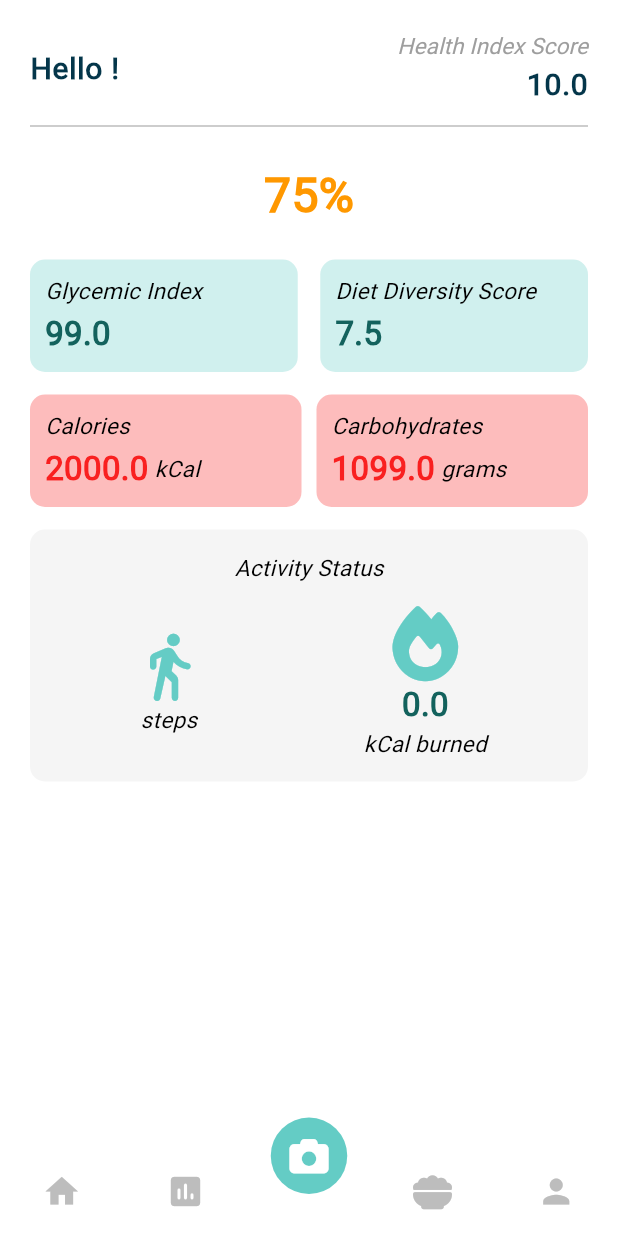
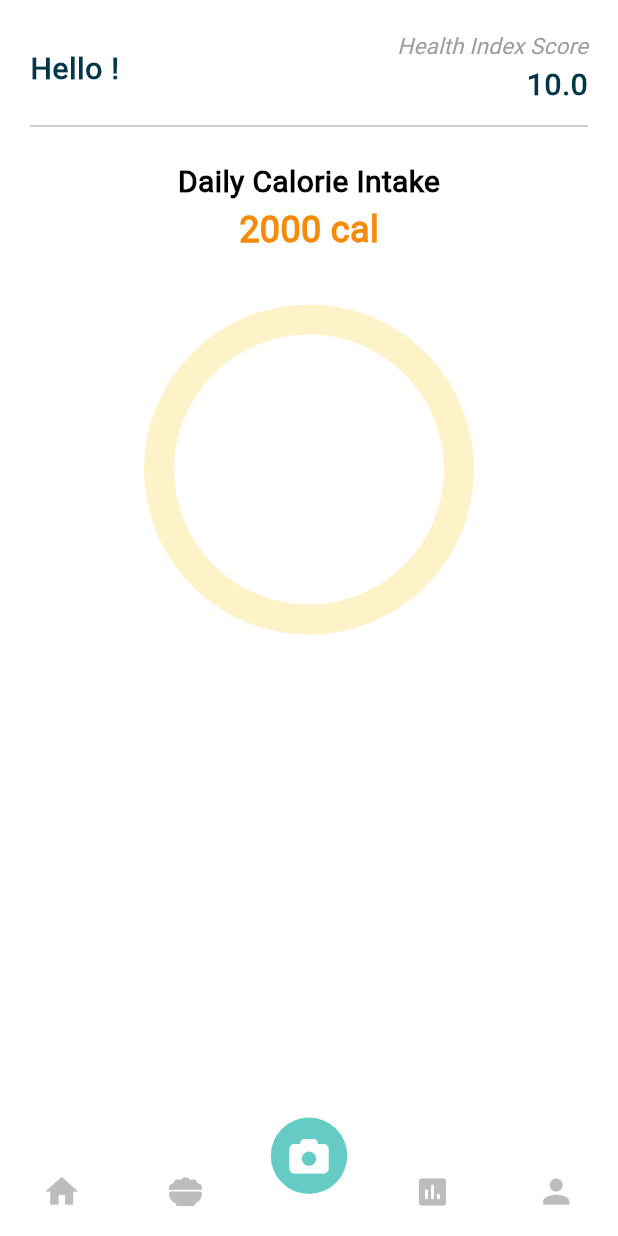
Before and after one commit to lbsomoson/diabuddy, a Flutter app: the BottomNavBar widget shown alone on an empty page, opened directly, on a phone screen of 412 x 824 dp. Run offline on Flutter 3.47's test engine with Material 3 defaults, Android fonts, the phone set to English and light mode, and no system bars; drawn by our look-alikes of persistent_bottom_nav_bar_v2, simple_circular_progress_bar; our stand-ins replace cloud_firestore, connectivity_plus, equatable, firebase_auth, firebase_core, fl_chart and 13 more; missing offline and left inert: flutter_tesseract_ocr, gtext, pytorch_lite, vertical_weight_slider, wheel_slider; accounts and stored records are empty; project files that could hold a hidden picture were left out.

Commit message:
style: change circle progress bar

```diff
--- a/lib/screens/dashboard_screen.dart
+++ b/lib/screens/dashboard_screen.dart
@@ -160,172 +160,117 @@ class _DashboardScreenState extends State<DashboardScreen> {
                 const SizedBox(height: 5),
                 Divider(color: Colors.grey[400]),
                 SizedBox(height: sizedBoxHeight),
-                const SemiCircleProgressBar(title: "Title"),
-                const SizedBox(height: 20),
-                Row(
-                  children: [
-                    const Expanded(child: DashboardWidget(header: "Glycemic Index", value: 99.0)),
-                    SizedBox(width: sizedBoxHeight),
-                    const Expanded(child: DashboardWidget(header: "Diet Diversity Score", value: 7.5)),
-                  ],
-                ),
-                SizedBox(height: sizedBoxHeight),
-                const Row(
-                  children: [
-                    Expanded(child: DashboardWidget(header: "Calories", value: 2000)),
-                    SizedBox(width: 10),
-                    Expanded(child: DashboardWidget(header: "Carbohydrates", value: 1099, caloriesValue: 2000)),
-                  ],
-                ),
-                SizedBox(height: sizedBoxHeight),
-                Container(
-                  padding: const EdgeInsets.all(15),
-                  width: double.infinity,
-                  decoration: BoxDecoration(
-                    borderRadius: BorderRadius.circular(10),
-                    color: Colors.grey[100],
-                  ),
-                  child: Column(
-                    mainAxisAlignment: MainAxisAlignment.center,
-                    children: [
+
                 const Text(
-                        "Activity Status",
+                  "Daily Calorie Intake",
                   style: TextStyle(
-                          color: Colors.black,
-                          fontSize: 15,
-                          fontWeight: FontWeight.w500,
-                          fontStyle: FontStyle.italic,
-                        ),
-                      ),
-                      SizedBox(height: sizedBoxHeight),
-                      Row(
-                        mainAxisAlignment: MainAxisAlignment.spaceAround,
-                        children: [
-                          Column(
-                            children: [
-                              Icon(
-                                Icons.directions_walk_rounded,
-                                size: 50,
-                                color: Theme.of(context).colorScheme.primary,
-                              ),
-                              // Text(_steps,
-                              //     style: const TextStyle(
-                              //       color: Color.fromARGB(255, 19, 98, 93),
-                              //       fontSize: 22,
-                              //     )),
-                              const Text(
-                                "steps",
-                                style: TextStyle(
-                                  fontWeight: FontWeight.w500,
-                                  fontStyle: FontStyle.italic,
-                                  fontSize: 15,
-                                ),
-                              )
-                            ],
-                          ),
-                          Column(
-                            children: [
-                              Icon(
-                                FontAwesomeIcons.fire,
-                                size: 50,
-                                color: Theme.of(context).colorScheme.primary,
-                              ),
-                              Text(
-                                (int.parse(_steps) / 25).toString(),
-                                style: const TextStyle(
-                                  color: Color.fromARGB(255, 19, 98, 93),
-                                  fontSize: 22,
+                    fontSize: 20,
+                    fontWeight: FontWeight.w900,
                   ),
                 ),
                 const Text(
-                                "kCal burned",
+                  "2000 cal",
                   style: TextStyle(
-                                  fontWeight: FontWeight.w500,
-                                  fontStyle: FontStyle.italic,
-                                  fontSize: 15,
-                                ),
-                              )
-                            ],
-                          ),
-                        ],
-                      ),
-                    ],
+                    fontSize: 24,
+                    fontWeight: FontWeight.w900,
+                    color: Color.fromRGBO(247, 139, 8, 1),
                   ),
                 ),
-                SizedBox(height: sizedBoxHeight),
-                // InkWell(
-                //   borderRadius: BorderRadius.circular(15),
-                //   splashColor: const Color.fromRGBO(3, 198, 185, 0.296),
-                //   onTap: () {},
-                //   child: GestureDetector(
-                //     onTap: () => Navigator.pushNamed(context, "/history"),
-                //     child: Container(
-                //       padding: const EdgeInsets.symmetric(
-                //         vertical: 10.0,
-                //         horizontal: 20,
+                const CircleProgressIndicator(
+                  title: "Title",
+                ),
+                // const SizedBox(height: 20),
+                // Row(
+                //   children: [
+                //     const Expanded(child: DashboardWidget(header: "Glycemic Index", value: 99.0)),
+                //     SizedBox(width: sizedBoxHeight),
+                //     const Expanded(child: DashboardWidget(header: "Diet Diversity Score", value: 7.5)),
+                //   ],
+                // ),
+                // SizedBox(height: sizedBoxHeight),
+                // const Row(
+                //   children: [
+                //     Expanded(child: DashboardWidget(header: "Calories", value: 2000)),
+                //     SizedBox(width: 10),
+                //     Expanded(child: DashboardWidget(header: "Carbohydrates", value: 1099, caloriesValue: 2000)),
+                //   ],
+                // ),
+                // SizedBox(height: sizedBoxHeight),
+                // Container(
+                //   padding: const EdgeInsets.all(15),
+                //   width: double.infinity,
+                //   decoration: BoxDecoration(
+                //     borderRadius: BorderRadius.circular(10),
+                //     color: Colors.grey[100],
+                //   ),
+                //   child: Column(
+                //     mainAxisAlignment: MainAxisAlignment.center,
+                //     children: [
+                //       const Text(
+                //         "Activity Status",
+                //         style: TextStyle(
+                //           color: Colors.black,
+                //           fontSize: 15,
+                //           fontWeight: FontWeight.w500,
+                //           fontStyle: FontStyle.italic,
+                //         ),
                 //       ),
-                //       decoration: BoxDecoration(
-                //         border: Border.all(
-                //           color: Colors.grey[300]!,
-                //           width: 2.0,
-                //         ),
-                //         borderRadius: BorderRadius.circular(15),
-                //         color: Colors.transparent,
-                //       ),
-                //       child: Row(
-                //         mainAxisAlignment: MainAxisAlignment.spaceBetween,
+                //       SizedBox(height: sizedBoxHeight),
+                //       Row(
+                //         mainAxisAlignment: MainAxisAlignment.spaceAround,
                 //         children: [
-                //           const TextWidget(
-                //             text: "View statistics",
-                //             style: "bodyMedium",
+                //           Column(
+                //             children: [
+                //               Icon(
+                //                 Icons.directions_walk_rounded,
+                //                 size: 50,
+                //                 color: Theme.of(context).colorScheme.primary,
+                //               ),
+                //               // Text(_steps,
+                //               //     style: const TextStyle(
+                //               //       color: Color.fromARGB(255, 19, 98, 93),
+                //               //       fontSize: 22,
+                //               //     )),
+                //               const Text(
+                //                 "steps",
+                //                 style: TextStyle(
+                //                   fontWeight: FontWeight.w500,
+                //                   fontStyle: FontStyle.italic,
+                //                   fontSize: 15,
+                //                 ),
+                //               )
+                //             ],
                 //           ),
-                //           Icon(
-                //             Icons.keyboard_arrow_right_rounded,
-                //             color: Theme.of(context).colorScheme.primary,
-                //             size: 30,
+                //           Column(
+                //             children: [
+                //               Icon(
+                //                 FontAwesomeIcons.fire,
+                //                 size: 50,
+                //                 color: Theme.of(context).colorScheme.primary,
+                //               ),
+                //               Text(
+                //                 (int.parse(_steps) / 25).toString(),
+                //                 style: const TextStyle(
+                //                   color: Color.fromARGB(255, 19, 98, 93),
+                //                   fontSize: 22,
+                //                 ),
+                //               ),
+                //               const Text(
+                //                 "kCal burned",
+                //                 style: TextStyle(
+                //                   fontWeight: FontWeight.w500,
+                //                   fontStyle: FontStyle.italic,
+                //                   fontSize: 15,
+                //                 ),
+                //               )
+                //             ],
                 //           ),
                 //         ],
                 //       ),
-                //     ),
+                //     ],
                 //   ),
                 // ),
-                // const SizedBox(height: 10),
-                // InkWell(
-                //   borderRadius: BorderRadius.circular(15),
-                //   splashColor: const Color.fromRGBO(3, 198, 185, 0.296),
-                //   onTap: () {},
-                //   child: GestureDetector(
-                //     onTap: () => Navigator.pushNamed(context, "/historyAll"),
-                //     child: Container(
-                //       padding: const EdgeInsets.symmetric(
-                //         vertical: 10.0,
-                //         horizontal: 20,
-                //       ),
-                //       decoration: BoxDecoration(
-                //         border: Border.all(
-                //           color: Colors.grey[300]!,
-                //           width: 2.0,
-                //         ),
-                //         borderRadius: BorderRadius.circular(15),
-                //         color: Colors.transparent,
-                //       ),
-                //       child: Row(
-                //         mainAxisAlignment: MainAxisAlignment.spaceBetween,
-                //         children: [
-                //           const TextWidget(
-                //             text: "View history",
-                //             style: "bodyMedium",
-                //           ),
-                //           Icon(
-                //             Icons.keyboard_arrow_right_rounded,
-                //             color: Theme.of(context).colorScheme.primary,
-                //             size: 30,
-                //           ),
-                //         ],
-                //       ),
-                //     ),
-                //   ),
-                // )
+                // SizedBox(height: sizedBoxHeight),
               ],
             ),
           ),
--- a/lib/widgets/bottomnavbar.dart
+++ b/lib/widgets/bottomnavbar.dart
@@ -15,7 +15,7 @@ class BottomNavBar extends StatefulWidget {
   const BottomNavBar({super.key});
 
   @override
-  _BottomNavBarState createState() => _BottomNavBarState();
+  State<BottomNavBar> createState() => _BottomNavBarState();
 }
 
 class _BottomNavBarState extends State<BottomNavBar> {
@@ -44,10 +44,13 @@ class _BottomNavBarState extends State<BottomNavBar> {
           ),
         ),
         PersistentTabConfig(
-          screen: const HistoryScreen(),
+          screen: const MealTrackerScreen(),
           item: ItemConfig(
-            icon: const Icon(Icons.insert_chart_rounded),
-            // title: "Notifications",
+            icon: const Icon(
+              FontAwesomeIcons.bowlFood,
+              size: 22,
+            ),
+            // title: "Daily Meal",
             inactiveForegroundColor: Colors.grey[400]!,
             activeForegroundColor: Theme.of(context).colorScheme.primary,
           ),
@@ -62,10 +65,13 @@ class _BottomNavBarState extends State<BottomNavBar> {
           ),
         ),
         PersistentTabConfig(
-          screen: const MealTrackerScreen(),
+          screen: const HistoryScreen(),
           item: ItemConfig(
-            icon: const Icon(FontAwesomeIcons.bowlFood),
-            // title: "Daily Meal",
+            icon: const Icon(
+              Icons.insert_chart_rounded,
+              size: 24,
+            ),
+            // title: "Notifications",
             inactiveForegroundColor: Colors.grey[400]!,
             activeForegroundColor: Theme.of(context).colorScheme.primary,
           ),
--- a/lib/widgets/semi_circle_progressbar.dart
+++ b/lib/widgets/semi_circle_progressbar.dart
@@ -1,29 +1,81 @@
 import 'package:flutter/material.dart';
-import 'package:semicircle_indicator/semicircle_indicator.dart';
+import 'package:simple_circular_progress_bar/simple_circular_progress_bar.dart';
 
-class SemiCircleProgressBar extends StatefulWidget {
+class CircleProgressIndicator extends StatefulWidget {
   final String title;
-  const SemiCircleProgressBar({required this.title, super.key});
+  const CircleProgressIndicator({required this.title, super.key});
 
   @override
-  State<SemiCircleProgressBar> createState() => _SemiCircleProgressBarState();
+  State<CircleProgressIndicator> createState() => _CircleProgressIndicatorState();
 }
 
-class _SemiCircleProgressBarState extends State<SemiCircleProgressBar> {
+class _CircleProgressIndicatorState extends State<CircleProgressIndicator> {
+  late ValueNotifier<double> valueNotifier;
+
+  int keyForRepaint = 0;
+
+  @override
+  void initState() {
+    super.initState();
+    valueNotifier = ValueNotifier(0.0);
+  }
+
+  @override
+  void dispose() {
+    valueNotifier.dispose();
+    super.dispose();
+  }
+
   @override
   Widget build(BuildContext context) {
-    return SemicircularIndicator(
-      radius: 100,
-      color: Colors.orange,
-      backgroundColor: Colors.grey[300]!,
-      strokeWidth: 13,
-      bottomPadding: 0,
-      contain: true,
-      progress: 0.75,
-      child: const Text(
-        '75%',
-        style: TextStyle(
-            fontSize: 32, fontWeight: FontWeight.w600, color: Colors.orange),
+    return RepaintBoundary(
+      child: GestureDetector(
+        key: ValueKey(keyForRepaint),
+        onTap: () {
+          valueNotifier.value = 100.0;
+          keyForRepaint++;
+          setState(() {});
+        },
+        child: Column(
+          children: [
+            Text(
+              'SELECT THE THICKNESS OF THE LINES',
+              style: TextStyle(
+                fontSize: 16,
+                fontWeight: FontWeight.bold,
+                color: Colors.white.withOpacity(0.5),
+              ),
+            ),
+            const SizedBox(
+              height: 20,
+            ),
+            Row(
+              mainAxisAlignment: MainAxisAlignment.center,
+              children: [
+                SimpleCircularProgressBar(
+                  onGetText: (double value) {
+                    return Text(
+                      '${value.toInt()}%',
+                      textAlign: TextAlign.center,
+                      style: TextStyle(
+                        fontSize: 35,
+                        fontWeight: FontWeight.bold,
+                        color: Colors.orangeAccent.withOpacity(value * 0.01),
+                      ),
+                    );
+                  },
+                  progressColors: const [Color.fromRGBO(241, 207, 85, 1), Color.fromRGBO(247, 139, 8, 1)],
+                  valueNotifier: valueNotifier,
+                  size: 200,
+                  progressStrokeWidth: 30,
+                  backStrokeWidth: 20,
+                  backColor: const Color.fromARGB(126, 253, 229, 143),
+                  animationDuration: 2,
+                ),
+              ],
+            )
+          ],
+        ),
       ),
     );
   }
--- a/pubspec.yaml
+++ b/pubspec.yaml
@@ -18,7 +18,7 @@ dependencies:
   font_awesome_flutter: ^10.7.0
   vertical_weight_slider: ^2.6.0
   wheel_slider: ^1.2.1
-  semicircle_indicator: ^1.1.1
+  simple_circular_progress_bar: ^1.0.2
   fl_chart: ^0.67.0
   firebase_core: ^2.27.0
   cloud_firestore: ^4.15.8
```
Also changed, not shown: pubspec.lock. Lines whose indentation alone changed are shown as unchanged.
